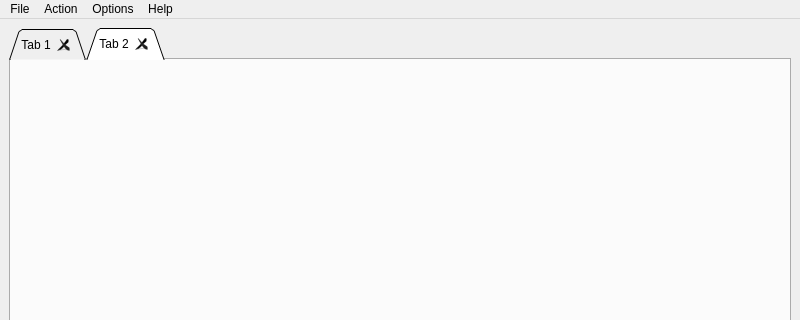
Above: ui/appwindow.ui from cpeditor/cpeditor before the change; both pictures show x 0 to 800 and y 0 to 320 of the 800 by 600 pixel window. Below: the same form after it.
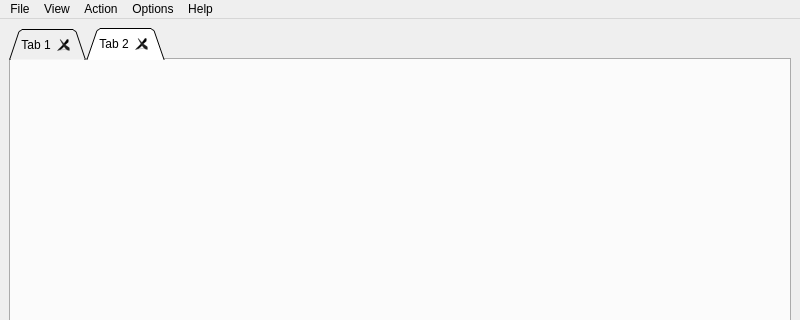
That is the form after the change.

Commit message: WIP: Add View Modes and Toggle shortcut

What changed in the file:
```diff
--- a/ui/appwindow.ui
+++ b/ui/appwindow.ui
@@ -58,7 +58,7 @@
      <x>0</x>
      <y>0</y>
      <width>800</width>
-     <height>26</height>
+     <height>22</height>
     </rect>
    </property>
    <widget class="QMenu" name="menuFile">
@@ -100,7 +100,16 @@
     <addaction name="actionCheck_for_updates"/>
     <addaction name="actionSupport_me"/>
    </widget>
+   <widget class="QMenu" name="menuView">
+    <property name="title">
+     <string>View</string>
+    </property>
+    <addaction name="actionEditor_Mode"/>
+    <addaction name="actionIO_Mode"/>
+    <addaction name="actionSplit_Mode"/>
+   </widget>
    <addaction name="menuFile"/>
+   <addaction name="menuView"/>
    <addaction name="menuEditor"/>
    <addaction name="menuActions"/>
    <addaction name="menuSettings"/>
```
Left out of the diff: 24 changed lines with no effect on the pictures. The commit also changes 7 other files.
